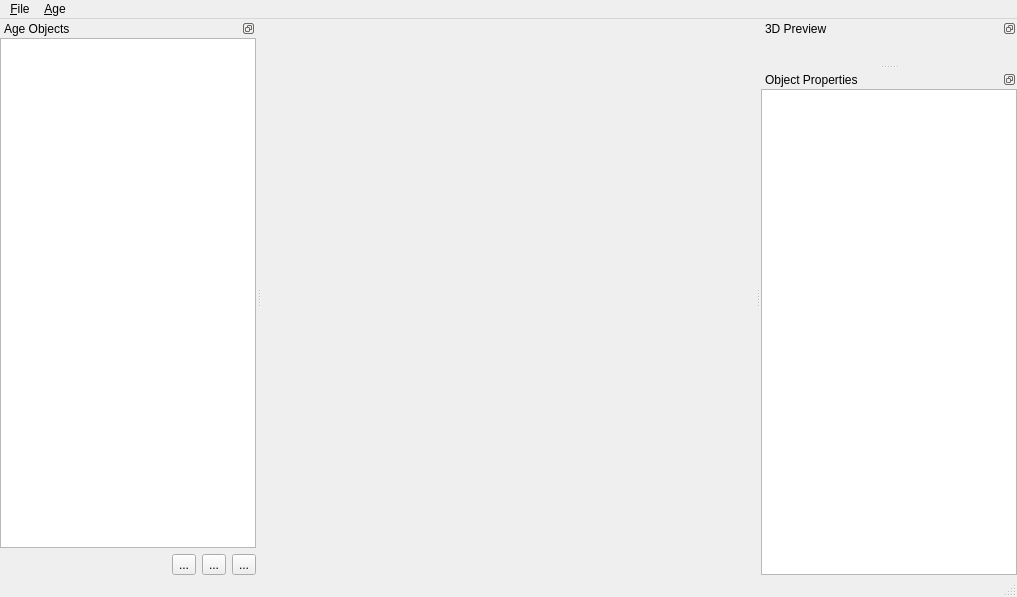
This is gui/ACMainWindow.ui in Subspark/agecreator as Qt 5 draws it before an edit. The edited form follows.
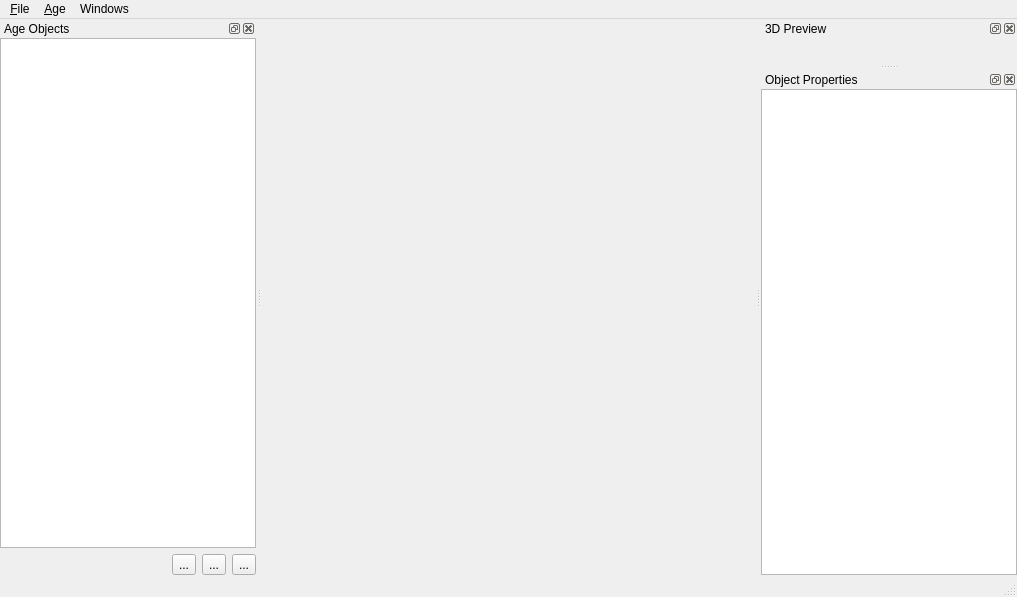
This is the edited form. Custom widgets are drawn as their Qt base class.

Commit message: Make tool windows closable, and add menu entries to toggle them

```diff
--- a/gui/ACMainWindow.ui
+++ b/gui/ACMainWindow.ui
@@ -20,7 +20,7 @@
      <x>0</x>
      <y>0</y>
      <width>1017</width>
-     <height>20</height>
+     <height>19</height>
     </rect>
    </property>
    <widget class="QMenu" name="menuFile">
@@ -45,14 +45,20 @@
     <addaction name="separator"/>
     <addaction name="actionAgeProperties"/>
    </widget>
+   <widget class="QMenu" name="menuWindows">
+    <property name="title">
+     <string>Windows</string>
+    </property>
+    <addaction name="actionToggleObjectList"/>
+    <addaction name="actionToggleObjectProperties"/>
+    <addaction name="actionToggle3DPreview"/>
+   </widget>
    <addaction name="menuFile"/>
    <addaction name="menuAge"/>
+   <addaction name="menuWindows"/>
   </widget>
   <widget class="QStatusBar" name="statusbar"/>
   <widget class="QDockWidget" name="dockWidget">
-   <property name="features">
-    <set>QDockWidget::DockWidgetFloatable|QDockWidget::DockWidgetMovable</set>
-   </property>
    <property name="allowedAreas">
     <set>Qt::LeftDockWidgetArea|Qt::RightDockWidgetArea</set>
    </property>
@@ -121,9 +127,6 @@
    </widget>
   </widget>
   <widget class="QDockWidget" name="dockWidget_2">
-   <property name="features">
-    <set>QDockWidget::DockWidgetFloatable|QDockWidget::DockWidgetMovable</set>
-   </property>
    <property name="allowedAreas">
     <set>Qt::LeftDockWidgetArea|Qt::RightDockWidgetArea</set>
    </property>
@@ -145,9 +148,6 @@
    </widget>
   </widget>
   <widget class="QDockWidget" name="dockWidget_3">
-   <property name="features">
-    <set>QDockWidget::DockWidgetFloatable|QDockWidget::DockWidgetMovable</set>
-   </property>
    <property name="windowTitle">
     <string>Object Properties</string>
    </property>
```
Left out of the diff: 144 changed lines with no effect on the pictures.
